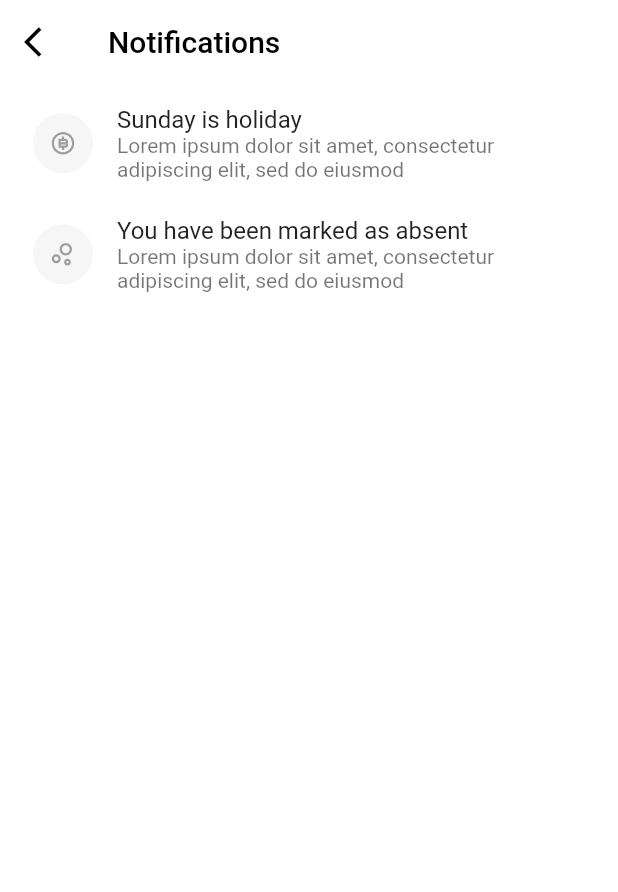
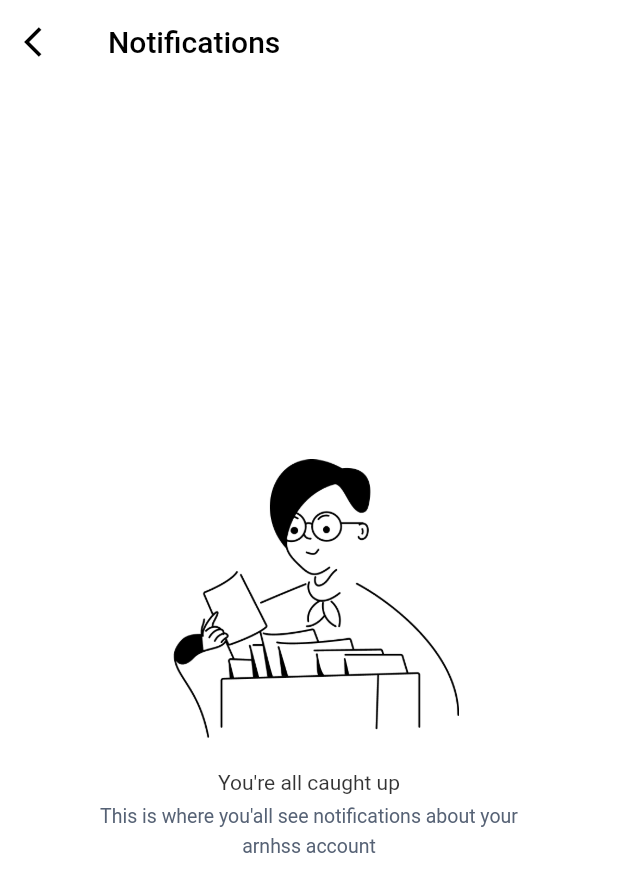
Before and after one commit to aninarafath6/arnhss, a Flutter app: the NotificationView screen opened by its route, on a phone screen of 412 x 824 dp. Shown: the top 892 px of the screen. Run offline on Flutter 3.47's test engine with Material 2 defaults, Android fonts, the phone set to English and light mode, and no system bars; our stand-ins replace cached_network_image, flutter_calendar_carousel, flutter_keyboard_visibility, flutter_otp_text_field, flutter_slidable, get and 6 more; accounts and stored records are empty; network calls fail.

Commit message:
notification notfound page

```diff
--- a/arnhss-app/lib/common/constants/image_constant.dart
+++ b/arnhss-app/lib/common/constants/image_constant.dart
@@ -13,4 +13,5 @@ class Images {
   static const homeImages = [""];
   static const drawerHeader = "assets/images/icons/hero.png.webp";
   static const notFound = 'assets/images/pngs/not-found.jpeg';
+  static const notificationNotFound = "assets/images/pngs/notification.png";
 }
--- a/arnhss-app/lib/features/notifications/view/notification_view.dart
+++ b/arnhss-app/lib/features/notifications/view/notification_view.dart
@@ -1,4 +1,7 @@
 import 'package:arnhss/common/constants/app_sizes.dart';
+import 'package:arnhss/common/constants/color_constants.dart';
+import 'package:arnhss/common/constants/image_constant.dart';
+import 'package:arnhss/common/theme/text_theme.dart';
 import 'package:arnhss/features/authentication/otp_verification/view/index.dart';
 import 'package:arnhss/features/notifications/view_model/notification_view_model.dart';
 import 'package:arnhss/features/notifications/widgets/notification_app_bar.dart';
@@ -10,15 +13,47 @@ class NotificationView extends StatelessWidget {
 
   @override
   Widget build(BuildContext context) {
+    int _notificationCount =
+        context.watch<NotificationViewModel>().notificationCount;
     return Scaffold(
       appBar: notificationsAppBar(context),
       body: Padding(
         padding: const EdgeInsets.symmetric(
             horizontal: AppSizes.default_padding - 15, vertical: 10),
-        child: ListView.builder(
+        child: _notificationCount == 0
+            ? Column(
+                mainAxisAlignment: MainAxisAlignment.center,
+                crossAxisAlignment: CrossAxisAlignment.center,
+                children: [
+                  Center(
+                    child: Image.asset(
+                      Images.notificationNotFound,
+                      width: 200,
+                    ),
+                  ),
+                  const SizedBox(height: 18),
+                  Text(
+                    "You're all caught up",
+                    style: CustomTextTheme(context: context)
+                        .paragraph()
+                        .copyWith(color: CustomColors.dark.withOpacity(.8)),
+                    textAlign: TextAlign.center,
+                  ),
+                  const SizedBox(height: 3),
+                  Text(
+                    "This is where you'all see notifications about your\narnhss account",
+                    style: CustomTextTheme(context: context)
+                        .paragraph()
+                        .copyWith(fontSize: 13),
+                    textAlign: TextAlign.center,
+                  ),
+                ],
+              )
+            : ListView.builder(
                 itemBuilder: (context, index) {
-            var _notification =
-                context.watch<NotificationViewModel>().notifications[index];
+                  var _notification = context
+                      .watch<NotificationViewModel>()
+                      .notifications[index];
                   return NotificationTile(
                     notification: _notification,
                     onDismiss: (_) {
@@ -28,8 +63,7 @@ class NotificationView extends StatelessWidget {
                     },
                   );
                 },
-          itemCount:
-              context.watch<NotificationViewModel>().notifications.length,
+                itemCount: _notificationCount,
               ),
       ),
     );
--- a/arnhss-app/lib/features/notifications/view_model/notification_view_model.dart
+++ b/arnhss-app/lib/features/notifications/view_model/notification_view_model.dart
@@ -3,26 +3,30 @@ import 'package:flutter/material.dart';
 import 'package:remixicon/remixicon.dart';
 
 class NotificationViewModel with ChangeNotifier {
-  List<NotificationModel> notifications = [
-    NotificationModel(
-      id: "1",
-      title: "Sunday is holiday",
-      subTitle:
-          "Lorem ipsum dolor sit amet, consectetur adipiscing elit, sed do eiusmod",
-      icon: Remix.bit_coin_line,
-    ),
-    NotificationModel(
-      id: "2",
-      title: "You have been marked as absent",
-      subTitle:
-          "Lorem ipsum dolor sit amet, consectetur adipiscing elit, sed do eiusmod",
-      icon: Remix.bubble_chart_line,
-    ),
+  // ! dummy pre defined notifications
+  final List<NotificationModel> _notifications = [
+    // NotificationModel(
+    //   id: "1",
+    //   title: "Sunday is holiday",
+    //   subTitle:
+    //       "Lorem ipsum dolor sit amet, consectetur adipiscing elit, sed do eiusmod",
+    //   icon: Remix.bit_coin_line,
+    // ),
+    // NotificationModel(
+    //   id: "2",
+    //   title: "You have been marked as absent",
+    //   subTitle:
+    //       "Lorem ipsum dolor sit amet, consectetur adipiscing elit, sed do eiusmod",
+    //   icon: Remix.bubble_chart_line,
+    // ),
   ];
 
+  // * getters
+  List<NotificationModel> get notifications => _notifications;
+  int get notificationCount => _notifications.length;
+
   dismissNotification(String id) {
-    print("here");
-    notifications.removeWhere((element) => element.id == id);
+    _notifications.removeWhere((element) => element.id == id);
     notifyListeners();
   }
 }
```
Also changed, not shown: arnhss-app/assets/images/pngs/notification.png (added), 1 other file. Lines whose indentation alone changed are shown as unchanged.
